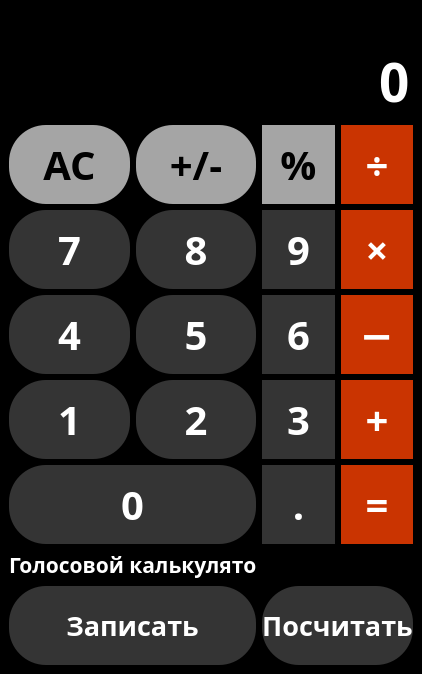
Qt form design.ui (Azat8819/calculator) before a commit.
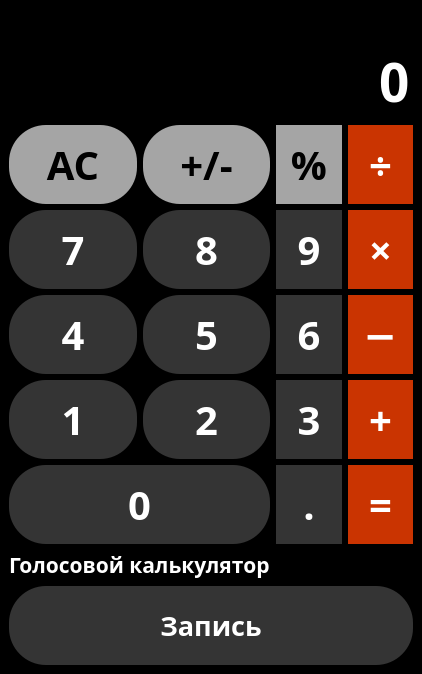
The same form after that commit. Icons and pictures are not drawn.

Diff of the .ui file:
```diff
--- a/design.ui
+++ b/design.ui
@@ -661,7 +661,7 @@
         </property>
        </widget>
       </item>
-      <item row="6" column="0" colspan="2">
+      <item row="6" column="0" colspan="4">
        <widget class="QPushButton" name="btn_record">
         <property name="enabled">
          <bool>true</bool>
@@ -695,36 +695,7 @@
 }</string>
         </property>
         <property name="text">
-         <string>Записать</string>
-        </property>
-       </widget>
-      </item>
-      <item row="6" column="2" colspan="2">
-       <widget class="QPushButton" name="btn_result">
-        <property name="enabled">
-         <bool>true</bool>
-        </property>
-        <property name="sizePolicy">
-         <sizepolicy hsizetype="Minimum" vsizetype="Expanding">
-          <horstretch>0</horstretch>
-          <verstretch>0</verstretch>
-         </sizepolicy>
-        </property>
-        <property name="styleSheet">
-         <string notr="true">QWidget {
-	color: white;
-	background-color: #343434;
-	font-family: Rubik;
-	font-size: 20pt;
-	font-weight: 500;
-	border-radius: 37;
-}</string>
-        </property>
-        <property name="text">
-         <string>Посчитать</string>
-        </property>
-        <property name="checkable">
-         <bool>false</bool>
+         <string>Запись</string>
         </property>
        </widget>
       </item>
```
